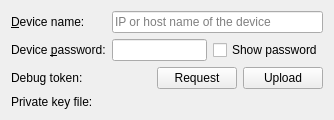
Above: src/plugins/qnx/blackberrydeviceconfigurationwidget.ui from qt-creator/qt-creator before the change. Below: the same form after it.
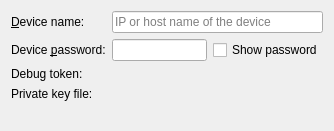
That is the form after the change. Custom widgets are drawn as their Qt base class.

Commit message:
Fix alignment issue on Mac OSX with PathChooser.
Add buttons directly into the PathChooser instead of creating new QPushButton widgets.

What changed in the file:
```diff
--- a/src/plugins/qnx/blackberrydeviceconfigurationwidget.ui
+++ b/src/plugins/qnx/blackberrydeviceconfigurationwidget.ui
@@ -7,7 +7,7 @@
     <x>0</x>
     <y>0</y>
     <width>334</width>
-    <height>109</height>
+    <height>131</height>
    </rect>
   </property>
   <layout class="QFormLayout" name="formLayout">
@@ -67,25 +67,7 @@
     </widget>
    </item>
    <item row="2" column="1">
-    <layout class="QHBoxLayout" name="horizontalLayout">
-     <item>
-      <widget class="Utils::PathChooser" name="debugToken" native="true"/>
-     </item>
-     <item>
-      <widget class="QPushButton" name="requestButton">
-       <property name="text">
-        <string>Request</string>
-       </property>
-      </widget>
-     </item>
-     <item>
-      <widget class="QPushButton" name="uploadButton">
-       <property name="text">
-        <string>Upload</string>
-       </property>
-      </widget>
-     </item>
-    </layout>
+    <widget class="Utils::PathChooser" name="debugToken" native="true"/>
    </item>
    <item row="3" column="0">
     <widget class="QLabel" name="keyLabel">
```
The commit also changes 2 other files.
